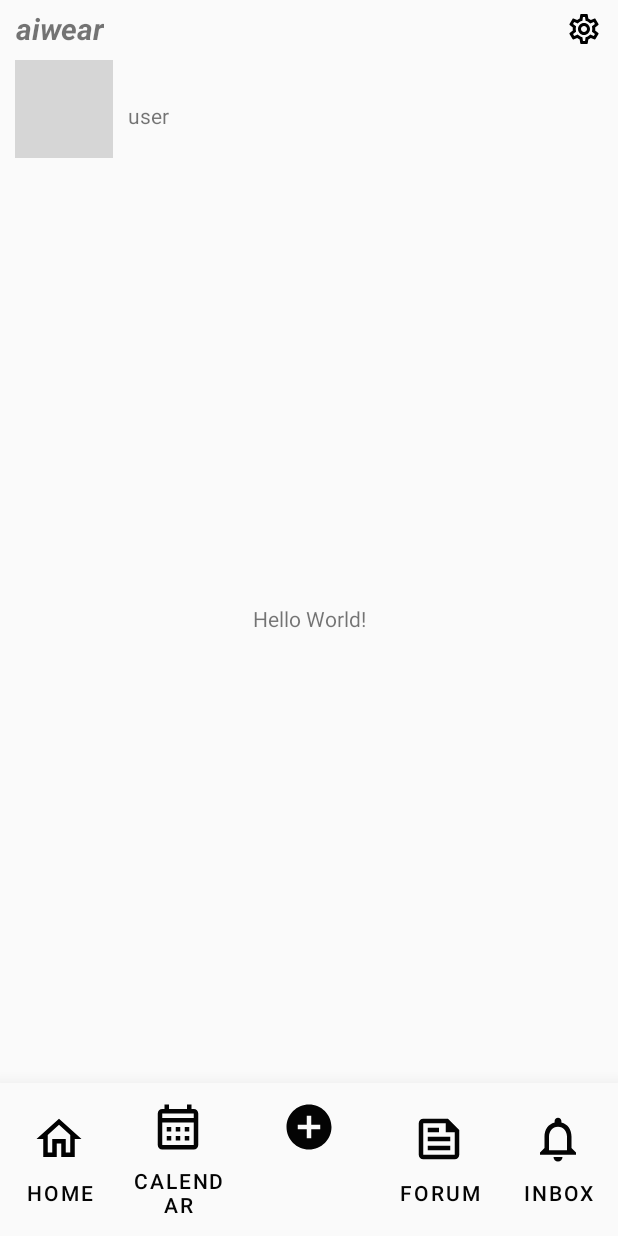
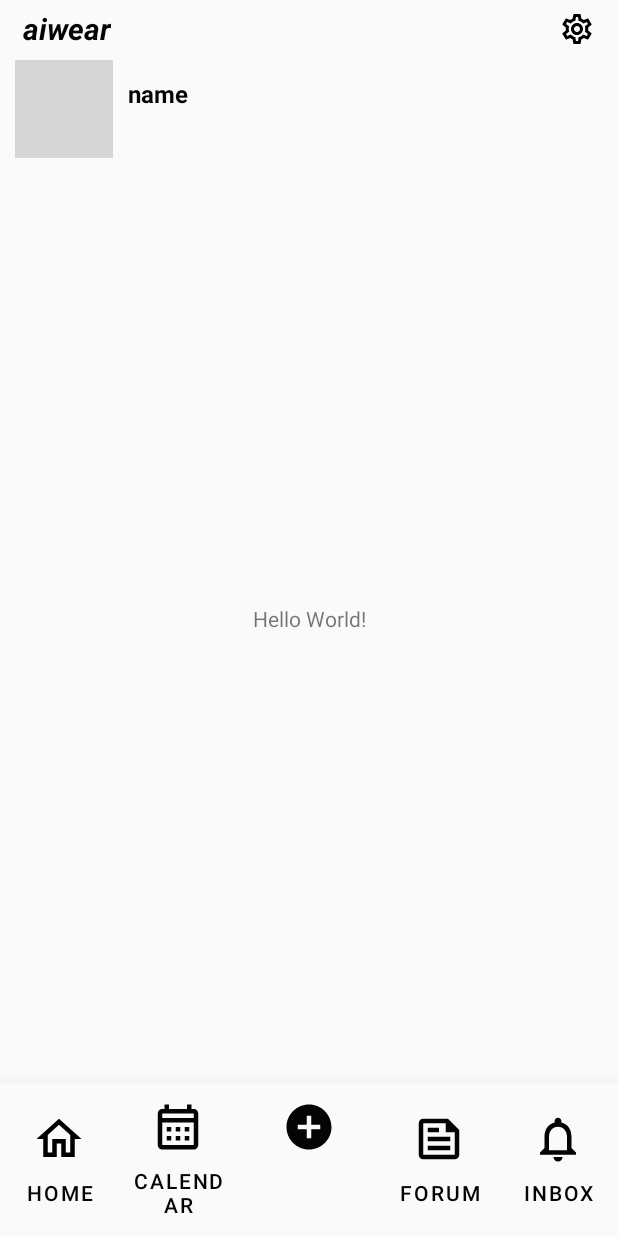
Before and after one commit to janshaaa/MOBDEVE-FINAL-PROJECT, an Android app: the screen it shows after launch once a user with an empty profile is signed in (HomeActivity), on a phone screen of 412 x 824 dp. Run offline under Robolectric (Android 15) with nearby library versions, the phone set to English and light mode, and no system bars; our stand-ins replace CircleImageView, Firebase (no records; nobody signed in at launch, a user with empty details on screens opened directly); grey boxes are pictures that could not be loaded.

Commit message:
(feat) edit profile, user model, user date helper

```diff
--- a/app/src/main/AndroidManifest.xml
+++ b/app/src/main/AndroidManifest.xml
@@ -17,7 +17,9 @@
         android:supportsRtl="true"
         android:theme="@style/Theme.Aiwear"
         tools:targetApi="31">
-
+        <activity
+            android:name=".EditProfileActivity"
+            android:exported="true" />
         <activity
             android:name=".MainActivity"
             android:exported="true"
--- a/app/src/main/java/com/mobdeve/s12/aiwear/HomeActivity.kt
+++ b/app/src/main/java/com/mobdeve/s12/aiwear/HomeActivity.kt
@@ -21,6 +21,8 @@ class HomeActivity : AppCompatActivity() {
         R.id.notifsBtn to Pair(R.drawable.baseline_notifications_36, R.drawable.outline_notifications_36),
         R.id.addBtn to Pair(R.drawable.clicked_add_circle_36, R.drawable.baseline_add_circle_24)
     )
+
+    private lateinit var users: ArrayList<User>
     override fun onCreate(savedInstanceState: Bundle?) {
         super.onCreate(savedInstanceState)
         setContentView(R.layout.activity_home)
@@ -50,11 +52,14 @@ class HomeActivity : AppCompatActivity() {
         mAuth = FirebaseAuth.getInstance()
         val currentUser = mAuth.currentUser
 
+        users = UserGenerator.generateUsers()
+        var userData = users.find { it.uid == currentUser!!.uid }
+
         val userNameTv = findViewById<TextView>(R.id.userNameTv)
         val userBioTv = findViewById<TextView>(R.id.userBioTv)
         val userIv = findViewById<ImageView>(R.id.userIv)
-        userNameTv.text = currentUser?.displayName
-        userBioTv.text = currentUser?.uid + "\n" + currentUser?.email
+        userNameTv.text = userData?.displayName ?: "name"
+        userBioTv.text = userData?.bio ?: ""
         Glide.with(this).load(currentUser?.photoUrl).into(userIv);
     }
 
--- a/app/src/main/java/com/mobdeve/s12/aiwear/SettingsActivity.kt
+++ b/app/src/main/java/com/mobdeve/s12/aiwear/SettingsActivity.kt
@@ -21,6 +21,12 @@ class SettingsActivity : AppCompatActivity() {
             signOut()
         }
 
+        val editProfileBtn = findViewById<Button>(R.id.editProfileBtn)
+        editProfileBtn.setOnClickListener {
+            val intent = Intent(this, EditProfileActivity::class.java)
+            startActivity(intent)
+        }
+
         val backBtn = findViewById<ImageButton>(R.id.backBtn)
         backBtn.setOnClickListener {
             finish()
--- /dev/null
+++ b/app/src/main/java/com/mobdeve/s12/aiwear/User.kt
@@ -0,0 +1,11 @@
+package com.mobdeve.s12.aiwear
+
+import java.util.Date
+
+data class User(
+    val uid: String,
+    var displayName: String,
+    var bio: String,
+    var gender: String,
+    var birthday: Date
+)
--- /dev/null
+++ b/app/src/main/java/com/mobdeve/s12/aiwear/UserGenerator.kt
@@ -0,0 +1,41 @@
+package com.mobdeve.s12.aiwear
+
+import java.text.SimpleDateFormat
+import java.util.Date
+import java.util.UUID
+import kotlin.random.Random
+
+class UserGenerator {
+    companion object {
+
+        fun generateUsers() : ArrayList<User> {
+            val dateFormat = SimpleDateFormat("yyyy-MM-dd")
+            val users = ArrayList<User>()
+            users.add( User (
+                "SorkGa81uHgoJ1OHpon7k4wQr1l1",
+                "Kim Williame Lee",
+                "MOBDEVE so fun!",
+                "Female",
+                dateFormat.parse("2002-02-05")
+            ))
+            users.add( User (
+                "SorkGa81uHgoJ1OHpon7k4wQr1l0",
+                "Rory Gilmore",
+                "stars hollow sumn",
+                "Female",
+                dateFormat.parse("1999-10-05")
+            ))
+            users.add( User (
+                "SorkGa91uHgoJ1OHpon7k4wQr1l0",
+                "Katniss Everdeen",
+                "i volunteer!",
+                "Non-Binary",
+                dateFormat.parse("1989-12-05")
+            ))
+
+
+            return users
+        }
+    }
+
+}
--- a/app/src/main/res/layout/activity_home.xml
+++ b/app/src/main/res/layout/activity_home.xml
@@ -49,6 +49,7 @@
                     android:layout_width="match_parent"
                     android:layout_height="wrap_content"
                     android:text="username"
+                    android:textColor="@color/black"
                     android:textSize="16sp"
                     android:textStyle="bold" />
 
@@ -57,7 +58,8 @@
                     android:layout_width="match_parent"
                     android:layout_height="wrap_content"
                     android:layout_marginTop="2dp"
-                    android:text="bio goes here" />
+                    android:text="bio goes here"
+                    android:textColor="@color/black" />
             </LinearLayout>
         </androidx.constraintlayout.widget.ConstraintLayout>
 
@@ -72,8 +74,8 @@
             app:layout_constraintTop_toTopOf="parent" />
     </androidx.constraintlayout.widget.ConstraintLayout>
 
-    <include layout="@layout/header_layout" />
+    <include layout="@layout/fragment_header" />
 
-    <include layout="@layout/bottom_navigation_layout" />
+    <include layout="@layout/fragment_bottom_nav" />
 
 </FrameLayout>
--- /dev/null
+++ b/app/src/main/res/layout/fragment_header.xml
@@ -0,0 +1,43 @@
+<?xml version="1.0" encoding="utf-8"?>
+<androidx.constraintlayout.widget.ConstraintLayout xmlns:android="http://schemas.android.com/apk/res/android"
+    xmlns:app="http://schemas.android.com/apk/res-auto"
+    xmlns:tools="http://schemas.android.com/tools"
+    android:layout_width="match_parent"
+    android:layout_height="match_parent">
+
+    <androidx.constraintlayout.widget.ConstraintLayout
+        android:layout_width="match_parent"
+        android:layout_height="wrap_content"
+        android:background="@color/white"
+        android:padding="5dp"
+        app:layout_constraintEnd_toEndOf="parent"
+        app:layout_constraintStart_toStartOf="parent"
+        app:layout_constraintTop_toTopOf="parent">
+
+        <TextView
+            android:id="@+id/viewNameTv"
+            android:layout_width="wrap_content"
+            android:layout_height="wrap_content"
+            android:layout_marginStart="10dp"
+            android:text="aiwear"
+            android:textColor="@color/black"
+            android:textSize="20sp"
+            android:textStyle="bold|italic"
+            app:layout_constraintBottom_toBottomOf="parent"
+            app:layout_constraintStart_toStartOf="parent"
+            app:layout_constraintTop_toTopOf="parent" />
+
+        <ImageButton
+            android:id="@+id/settingsBtn"
+            android:layout_width="wrap_content"
+            android:layout_height="wrap_content"
+            android:layout_marginEnd="10dp"
+            android:background="@android:color/transparent"
+            android:contentDescription="settings"
+            android:src="@drawable/outline_settings_24"
+            app:layout_constraintBottom_toBottomOf="parent"
+            app:layout_constraintEnd_toEndOf="parent"
+            app:layout_constraintTop_toTopOf="parent" />
+    </androidx.constraintlayout.widget.ConstraintLayout>
+
+</androidx.constraintlayout.widget.ConstraintLayout>
--- a/app/src/main/res/layout/header_layout.xml
+++ b/app/src/main/res/layout/fragment_settings_header.xml
@@ -5,30 +5,32 @@
     android:layout_width="match_parent"
     android:layout_height="wrap_content"
     android:background="@color/white"
-    android:padding="5dp">
+    android:paddingTop="10dp"
+    android:paddingBottom="20dp">
+
+    <ImageButton
+        android:id="@+id/backBtn"
+        android:layout_width="wrap_content"
+        android:layout_height="wrap_content"
+        android:layout_marginStart="10dp"
+        android:background="@android:color/transparent"
+        android:contentDescription="Back"
+        android:padding="5dp"
+        app:layout_constraintBottom_toBottomOf="parent"
+        app:layout_constraintStart_toStartOf="parent"
+        app:layout_constraintTop_toTopOf="parent"
+        app:srcCompat="@drawable/baseline_arrow_back_24" />
 
     <TextView
-        android:id="@+id/viewNameTv"
+        android:id="@+id/textView"
         android:layout_width="wrap_content"
         android:layout_height="wrap_content"
-        android:layout_marginStart="5dp"
-        android:text="aiwear"
+        android:text="Settings"
+        android:textColor="@color/black"
         android:textSize="20sp"
-        android:textStyle="bold|italic"
         app:layout_constraintBottom_toBottomOf="parent"
+        app:layout_constraintEnd_toEndOf="parent"
         app:layout_constraintStart_toStartOf="parent"
         app:layout_constraintTop_toTopOf="parent" />
 
-    <ImageButton
-        android:id="@+id/settingsBtn"
-        android:layout_width="wrap_content"
-        android:layout_height="wrap_content"
-        android:layout_marginEnd="5dp"
-        android:background="@android:color/transparent"
-        android:contentDescription="settings"
-        android:src="@drawable/outline_settings_24"
-        app:layout_constraintBottom_toBottomOf="parent"
-        app:layout_constraintEnd_toEndOf="parent"
-        app:layout_constraintTop_toTopOf="parent" />
-
 </androidx.constraintlayout.widget.ConstraintLayout>
```
Also changed, not shown: app/src/main/java/com/mobdeve/s12/aiwear/EditProfileActivity.kt (added, +102 -0 lines), app/src/main/res/layout/activity_edit_profile.xml (added, +153 -0 lines), app/src/main/res/layout/activity_forum.xml (+9 -0 lines), app/src/main/res/layout/activity_settings.xml (+5 -31 lines), app/src/main/res/values/strings.xml (+9 -0 lines), app/src/main/res/layout/fragment_bottom_nav.xml (renamed from app/src/main/res/layout/bottom_navigation_layout.xml).
